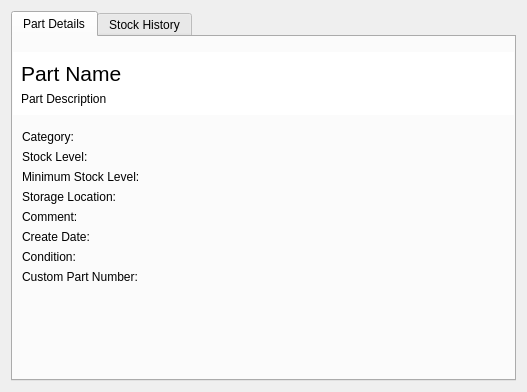
Qt form src/partdetailsview.ui (jassuncao/myparts) before a commit.
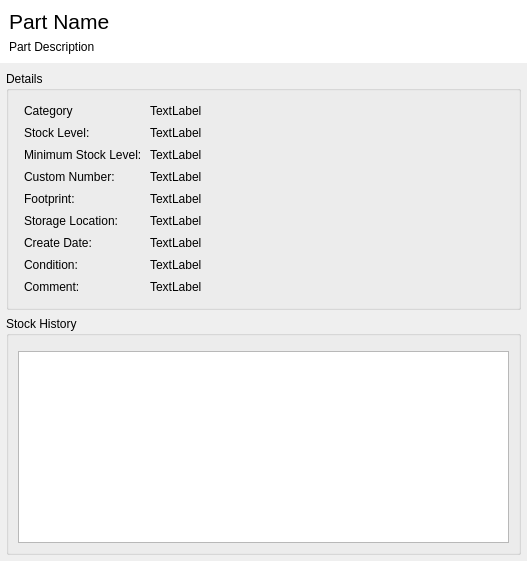
The same form after that commit. Custom widgets are drawn as their Qt base class.

Commit message: * Considerable changes to the part details view.

What changed in the file:
```diff
--- a/src/partdetailsview.ui
+++ b/src/partdetailsview.ui
@@ -7,39 +7,28 @@
     <x>0</x>
     <y>0</y>
     <width>527</width>
-    <height>392</height>
+    <height>546</height>
    </rect>
   </property>
   <property name="windowTitle">
    <string>Form</string>
   </property>
-  <property name="autoFillBackground">
-   <bool>false</bool>
+  <property name="styleSheet">
+   <string notr="true"/>
   </property>
-  <layout class="QVBoxLayout" name="verticalLayout">
-   <item>
-    <widget class="QTabWidget" name="tabWidget">
-     <property name="currentIndex">
-      <number>0</number>
-     </property>
-     <widget class="QWidget" name="tab_1">
-      <attribute name="title">
-       <string>Part Details</string>
-      </attribute>
-      <layout class="QVBoxLayout" name="verticalLayout_10">
+  <layout class="QVBoxLayout" name="verticalLayout_2">
        <property name="leftMargin">
         <number>0</number>
        </property>
+   <property name="topMargin">
+    <number>0</number>
+   </property>
        <property name="rightMargin">
         <number>0</number>
        </property>
-       <item>
-        <widget class="QDialogButtonBox" name="partActionsButtonBox">
-         <property name="standardButtons">
-          <set>QDialogButtonBox::NoButton</set>
-         </property>
-        </widget>
-       </item>
+   <property name="bottomMargin">
+    <number>0</number>
+   </property>
        <item>
         <widget class="QWidget" name="widget_8" native="true">
          <property name="autoFillBackground">
@@ -48,17 +37,8 @@
          <property name="styleSheet">
           <string notr="true">background-color: rgb(255, 255, 255);</string>
          </property>
-         <layout class="QVBoxLayout" name="verticalLayout_9">
-          <property name="spacing">
-           <number>6</number>
-          </property>
-          <property name="leftMargin">
-           <number>8</number>
-          </property>
-          <property name="rightMargin">
-           <number>8</number>
-          </property>
-          <item>
+     <layout class="QGridLayout" name="gridLayout" columnstretch="1,0">
+      <item row="0" column="0">
            <widget class="QLabel" name="partNameLabel">
             <property name="font">
              <font>
@@ -76,178 +56,238 @@
             </property>
            </widget>
           </item>
-          <item>
+      <item row="2" column="0">
            <widget class="QLabel" name="partDescriptionLabel">
             <property name="text">
              <string>Part Description</string>
             </property>
+        <property name="margin">
+         <number>0</number>
+        </property>
+       </widget>
+      </item>
+      <item row="0" column="1">
+       <widget class="QDialogButtonBox" name="partActionsButtonBox">
+        <property name="enabled">
+         <bool>true</bool>
+        </property>
+        <property name="standardButtons">
+         <set>QDialogButtonBox::NoButton</set>
+        </property>
+        <property name="centerButtons">
+         <bool>false</bool>
+        </property>
            </widget>
           </item>
          </layout>
         </widget>
        </item>
        <item>
-        <widget class="QWidget" name="widget_5" native="true">
-         <layout class="QFormLayout" name="formLayout_3">
+    <layout class="QVBoxLayout" name="verticalLayout">
+     <property name="leftMargin">
+      <number>6</number>
+     </property>
+     <property name="topMargin">
+      <number>2</number>
+     </property>
+     <property name="rightMargin">
+      <number>6</number>
+     </property>
+     <property name="bottomMargin">
+      <number>6</number>
+     </property>
+     <item>
+      <widget class="QGroupBox" name="groupBox_2">
+       <property name="title">
+        <string>Details</string>
+       </property>
+       <layout class="QVBoxLayout" name="verticalLayout_4">
+        <item>
+         <widget class="GridWidget" name="widget" native="true">
+          <layout class="QFormLayout" name="formLayout">
+           <property name="labelAlignment">
+            <set>Qt::AlignLeading|Qt::AlignLeft|Qt::AlignVCenter</set>
+           </property>
+           <property name="horizontalSpacing">
+            <number>8</number>
+           </property>
+           <property name="verticalSpacing">
+            <number>8</number>
+           </property>
+           <property name="leftMargin">
+            <number>6</number>
+           </property>
+           <property name="topMargin">
+            <number>4</number>
+           </property>
+           <property name="rightMargin">
+            <number>6</number>
+           </property>
+           <property name="bottomMargin">
+            <number>4</number>
+           </property>
           <item row="0" column="0">
-           <widget class="QLabel" name="label_9">
+            <widget class="QLabel" name="label_2">
             <property name="text">
-             <string>Category:</string>
+              <string>Category</string>
             </property>
            </widget>
           </item>
           <item row="0" column="1">
            <widget class="QLabel" name="partCategoryLabel">
             <property name="text">
-             <string/>
+              <string>TextLabel</string>
             </property>
            </widget>
           </item>
           <item row="1" column="0">
-           <widget class="QLabel" name="label_10">
+            <widget class="QLabel" name="label_4">
             <property name="text">
              <string>Stock Level:</string>
             </property>
            </widget>
           </item>
           <item row="1" column="1">
-           <layout class="QHBoxLayout" name="horizontalLayout_9">
-            <item>
              <widget class="QLabel" name="partStockLevelLabel">
               <property name="text">
-               <string/>
+              <string>TextLabel</string>
               </property>
              </widget>
             </item>
-            <item>
-             <widget class="QLabel" name="partStockLevelUnitLabel">
+           <item row="4" column="1">
+            <widget class="QLabel" name="partFootprintLabel">
               <property name="text">
-               <string/>
+              <string>TextLabel</string>
               </property>
              </widget>
             </item>
-           </layout>
-          </item>
-          <item row="2" column="0">
-           <widget class="QLabel" name="label_11">
+           <item row="5" column="1">
+            <widget class="QLabel" name="partStorageLocationLabel">
             <property name="text">
-             <string>Minimum Stock Level:</string>
+              <string>TextLabel</string>
             </property>
            </widget>
           </item>
           <item row="2" column="1">
-           <layout class="QHBoxLayout" name="horizontalLayout_10">
-            <item>
              <widget class="QLabel" name="partMinStockLabel">
               <property name="text">
-               <string/>
+              <string>TextLabel</string>
               </property>
              </widget>
             </item>
-            <item>
-             <widget class="QLabel" name="partMinStockUnitLabel">
+           <item row="2" column="0">
+            <widget class="QLabel" name="label_6">
               <property name="text">
-               <string/>
-              </property>
-             </widget>
-            </item>
-           </layout>
-          </item>
-          <item row="3" column="0">
-           <widget class="QLabel" name="label_12">
-            <property name="text">
-             <string>Storage Location:</string>
-            </property>
-           </widget>
-          </item>
-          <item row="3" column="1">
-           <widget class="QLabel" name="partStorageLocationLabel">
-            <property name="text">
-             <string/>
+              <string>Minimum Stock Level:</string>
             </property>
            </widget>
           </item>
           <item row="4" column="0">
-           <widget class="QLabel" name="label_13">
+            <widget class="QLabel" name="label">
             <property name="text">
-             <string>Comment:</string>
-            </property>
-           </widget>
-          </item>
-          <item row="4" column="1">
-           <widget class="QLabel" name="partCommentLabel">
-            <property name="text">
-             <string/>
+              <string>Footprint:</string>
             </property>
            </widget>
           </item>
           <item row="5" column="0">
-           <widget class="QLabel" name="label_14">
+            <widget class="QLabel" name="label_10">
             <property name="text">
-             <string>Create Date:</string>
-            </property>
-           </widget>
-          </item>
-          <item row="5" column="1">
-           <widget class="QLabel" name="partCreateDateLabel">
-            <property name="text">
-             <string/>
+              <string>Storage Location:</string>
             </property>
            </widget>
           </item>
           <item row="6" column="0">
-           <widget class="QLabel" name="label_15">
+            <widget class="QLabel" name="label_11">
             <property name="text">
-             <string>Condition:</string>
+              <string>Create Date:</string>
             </property>
            </widget>
           </item>
           <item row="6" column="1">
-           <widget class="QLabel" name="partConditionLabel">
+            <widget class="QLabel" name="partCreateDateLabel">
             <property name="text">
-             <string/>
+              <string>TextLabel</string>
             </property>
            </widget>
           </item>
           <item row="7" column="0">
-           <widget class="QLabel" name="label_16">
+            <widget class="QLabel" name="label_9">
             <property name="text">
-             <string>Custom Part Number:</string>
+              <string>Condition:</string>
             </property>
            </widget>
           </item>
           <item row="7" column="1">
+            <widget class="QLabel" name="partConditionLabel">
+             <property name="text">
+              <string>TextLabel</string>
+             </property>
+            </widget>
+           </item>
+           <item row="3" column="0">
+            <widget class="QLabel" name="label_3">
+             <property name="text">
+              <string>Custom Number:</string>
+             </property>
+            </widget>
+           </item>
+           <item row="3" column="1">
            <widget class="QLabel" name="partCustomNumberLabel">
             <property name="text">
-             <string/>
-            </property>
+              <string>TextLabel</string>
+             </property>
+            </widget>
+           </item>
+           <item row="8" column="0">
+            <widget class="QLabel" name="label_5">
+             <property name="text">
+              <string>Comment:</string>
+             </property>
+            </widget>
+           </item>
+           <item row="8" column="1">
+            <widget class="QLabel" name="partCommentLabel">
+             <property name="text">
+              <string>TextLabel</string>
+             </property>
+            </widget>
+           </item>
+          </layout>
            </widget>
           </item>
          </layout>
         </widget>
        </item>
        <item>
-        <spacer name="verticalSpacer">
-         <property name="orientation">
-          <enum>Qt::Vertical</enum>
-         </property>
-         <property name="sizeHint" stdset="0">
-          <size>
-           <width>20</width>
-           <height>334</height>
-          </size>
-         </property>
-        </spacer>
-       </item>
-      </layout>
-     </widget>
-     <widget class="QWidget" name="tab_2">
-      <attribute name="title">
+      <widget class="QGroupBox" name="groupBox">
+       <property name="sizePolicy">
+        <sizepolicy hsizetype="Preferred" vsizetype="Preferred">
+         <horstretch>0</horstretch>
+         <verstretch>1</verstretch>
+        </sizepolicy>
+       </property>
+       <property name="title">
        <string>Stock History</string>
-      </attribute>
-      <layout class="QVBoxLayout" name="verticalLayout_11">
+       </property>
+       <layout class="QVBoxLayout" name="verticalLayout_3">
+        <item>
+         <widget class="QDialogButtonBox" name="stockActionsButtonBox">
+          <property name="standardButtons">
+           <set>QDialogButtonBox::NoButton</set>
+          </property>
+         </widget>
+        </item>
        <item>
         <widget class="QTableView" name="partStockHistoryTable">
+          <property name="sizePolicy">
+           <sizepolicy hsizetype="MinimumExpanding" vsizetype="MinimumExpanding">
+            <horstretch>0</horstretch>
+            <verstretch>1</verstretch>
+           </sizepolicy>
+          </property>
+          <property name="styleSheet">
+           <string notr="true"/>
+          </property>
          <property name="editTriggers">
           <set>QAbstractItemView::NoEditTriggers</set>
          </property>
@@ -264,7 +304,7 @@
           <bool>true</bool>
          </property>
          <property name="gridStyle">
-          <enum>Qt::DotLine</enum>
+           <enum>Qt::SolidLine</enum>
          </property>
          <property name="sortingEnabled">
           <bool>true</bool>
@@ -285,10 +325,19 @@
        </item>
       </layout>
      </widget>
-    </widget>
-   </item>
-  </layout>
+     </item>
+    </layout>
+   </item>
+  </layout>
  </widget>
+ <customwidgets>
+  <customwidget>
+   <class>GridWidget</class>
+   <extends>QWidget</extends>
+   <header>widgets/gridwidget.h</header>
+   <container>1</container>
+  </customwidget>
+ </customwidgets>
  <resources/>
  <connections/>
 </ui>
```
Lines whose indentation alone changed are shown as unchanged. The commit also changes 18 other files.
